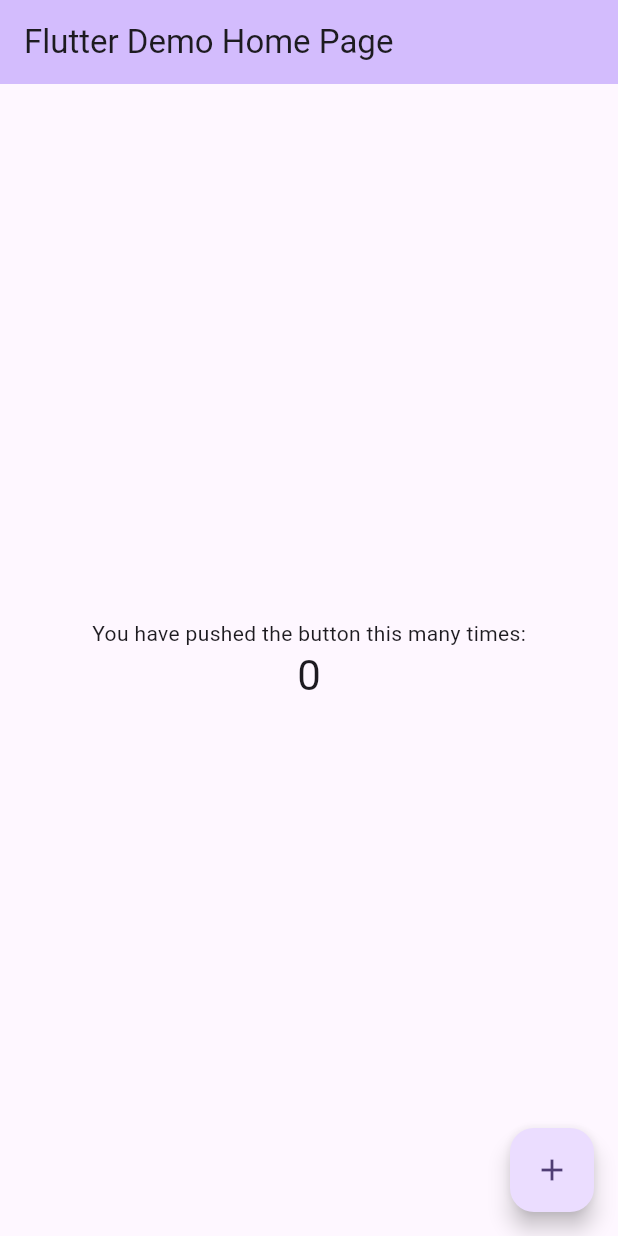
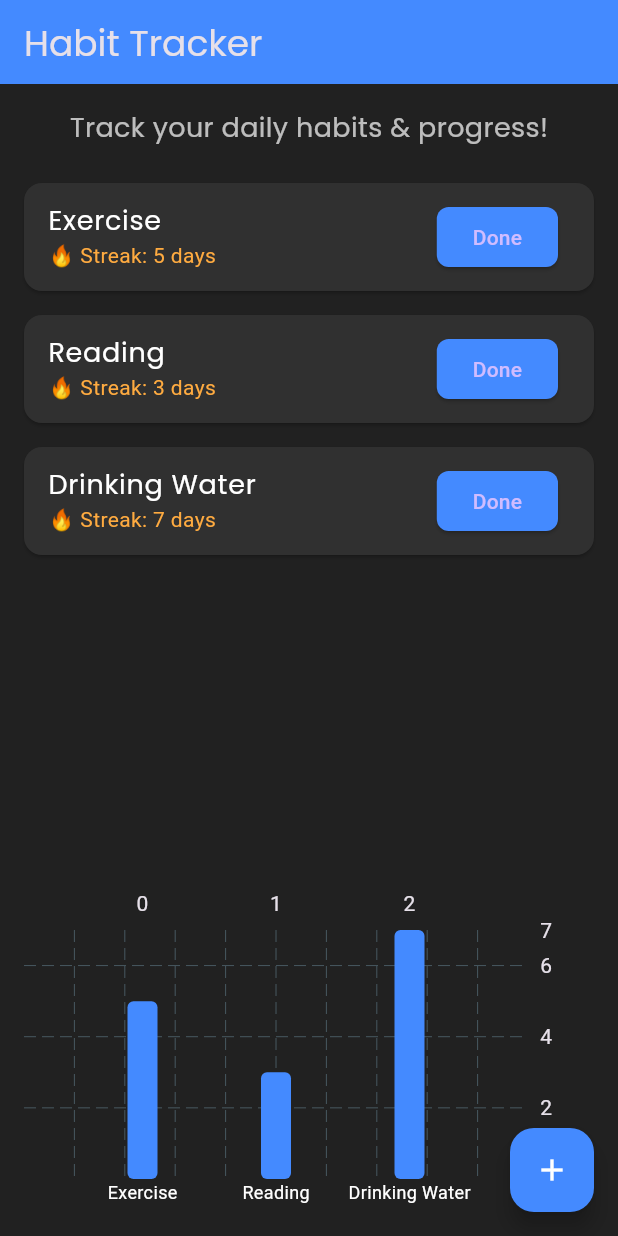
Before and after one commit to kamuluru1/Habit_tracker_app, a Flutter app: the screen it shows after launch, on a phone screen of 412 x 824 dp. Run offline on Flutter 3.47's test engine with Material 3 defaults, Android fonts, the light colour scheme and no system bars; drawn by our look-alikes of fl_chart; our stand-ins replace google_fonts.

Commit message:
frontend design and habit functionality added

```diff
--- a/lib/main.dart
+++ b/lib/main.dart
@@ -1,122 +1,190 @@
 import 'package:flutter/material.dart';
+import 'package:fl_chart/fl_chart.dart';
+import 'package:google_fonts/google_fonts.dart';
 
 void main() {
-  runApp(const MyApp());
+  runApp(HabitTrackerApp());
 }
 
-class MyApp extends StatelessWidget {
-  const MyApp({super.key});
-
-  // This widget is the root of your application.
+class HabitTrackerApp extends StatelessWidget {
   @override
   Widget build(BuildContext context) {
     return MaterialApp(
-      title: 'Flutter Demo',
-      theme: ThemeData(
-        // This is the theme of your application.
-        //
-        // TRY THIS: Try running your application with "flutter run". You'll see
-        // the application has a purple toolbar. Then, without quitting the app,
-        // try changing the seedColor in the colorScheme below to Colors.green
-        // and then invoke "hot reload" (save your changes or press the "hot
-        // reload" button in a Flutter-supported IDE, or press "r" if you used
-        // the command line to start the app).
-        //
-        // Notice that the counter didn't reset back to zero; the application
-        // state is not lost during the reload. To reset the state, use hot
-        // restart instead.
-        //
-        // This works for code too, not just values: Most code changes can be
-        // tested with just a hot reload.
-        colorScheme: ColorScheme.fromSeed(seedColor: Colors.deepPurple),
+      debugShowCheckedModeBanner: false,
+      title: 'Habit Tracker',
+      theme: ThemeData.dark().copyWith(
+        primaryColor: Colors.blueAccent,
       ),
-      home: const MyHomePage(title: 'Flutter Demo Home Page'),
+      home: HabitHomePage(),
     );
   }
 }
 
-class MyHomePage extends StatefulWidget {
-  const MyHomePage({super.key, required this.title});
-
-  // This widget is the home page of your application. It is stateful, meaning
-  // that it has a State object (defined below) that contains fields that affect
-  // how it looks.
-
-  // This class is the configuration for the state. It holds the values (in this
-  // case the title) provided by the parent (in this case the App widget) and
-  // used by the build method of the State. Fields in a Widget subclass are
-  // always marked "final".
-
-  final String title;
-
+class HabitHomePage extends StatefulWidget {
   @override
-  State<MyHomePage> createState() => _MyHomePageState();
+  _HabitHomePageState createState() => _HabitHomePageState();
 }
 
-class _MyHomePageState extends State<MyHomePage> {
-  int _counter = 0;
+class _HabitHomePageState extends State<HabitHomePage> {
+  List<String> habits = ["Exercise", "Reading", "Drinking Water"];
+  Map<String, int> habitStreaks = {
+    "Exercise": 5,
+    "Reading": 3,
+    "Drinking Water": 7
+  };
 
-  void _incrementCounter() {
+  void _addHabitDialog() {
+    TextEditingController habitController = TextEditingController();
+    showDialog(
+      context: context,
+      builder: (context) {
+        return AlertDialog(
+          title: Text("Add New Habit"),
+          content: TextField(
+            controller: habitController,
+            decoration: InputDecoration(hintText: "Enter habit name"),
+          ),
+          actions: [
+            TextButton(
+              onPressed: () {
+                if (habitController.text.isNotEmpty) {
+                  setState(() {
+                    habits.add(habitController.text);
+                    habitStreaks[habitController.text] = 0;
+                  });
+                }
+                Navigator.pop(context);
+              },
+              child: Text("Add"),
+            )
+          ],
+        );
+      },
+    );
+  }
+
+  void _markHabitCompleted(String habit) {
     setState(() {
-      // This call to setState tells the Flutter framework that something has
-      // changed in this State, which causes it to rerun the build method below
-      // so that the display can reflect the updated values. If we changed
-      // _counter without calling setState(), then the build method would not be
-      // called again, and so nothing would appear to happen.
-      _counter++;
+      habitStreaks[habit] = (habitStreaks[habit] ?? 0) + 1;
     });
   }
 
   @override
   Widget build(BuildContext context) {
-    // This method is rerun every time setState is called, for instance as done
-    // by the _incrementCounter method above.
-    //
-    // The Flutter framework has been optimized to make rerunning build methods
-    // fast, so that you can just rebuild anything that needs updating rather
-    // than having to individually change instances of widgets.
     return Scaffold(
+      backgroundColor: Colors.grey[900],
       appBar: AppBar(
-        // TRY THIS: Try changing the color here to a specific color (to
-        // Colors.amber, perhaps?) and trigger a hot reload to see the AppBar
-        // change color while the other colors stay the same.
-        backgroundColor: Theme.of(context).colorScheme.inversePrimary,
-        // Here we take the value from the MyHomePage object that was created by
-        // the App.build method, and use it to set our appbar title.
-        title: Text(widget.title),
+        title: Text(
+          "Habit Tracker",
+          style: GoogleFonts.poppins(fontSize: 24),
+        ),
+        backgroundColor: Colors.blueAccent,
       ),
-      body: Center(
-        // Center is a layout widget. It takes a single child and positions it
-        // in the middle of the parent.
-        child: Column(
-          // Column is also a layout widget. It takes a list of children and
-          // arranges them vertically. By default, it sizes itself to fit its
-          // children horizontally, and tries to be as tall as its parent.
-          //
-          // Column has various properties to control how it sizes itself and
-          // how it positions its children. Here we use mainAxisAlignment to
-          // center the children vertically; the main axis here is the vertical
-          // axis because Columns are vertical (the cross axis would be
-          // horizontal).
-          //
-          // TRY THIS: Invoke "debug painting" (choose the "Toggle Debug Paint"
-          // action in the IDE, or press "p" in the console), to see the
-          // wireframe for each widget.
-          mainAxisAlignment: MainAxisAlignment.center,
-          children: <Widget>[
-            const Text('You have pushed the button this many times:'),
-            Text(
-              '$_counter',
-              style: Theme.of(context).textTheme.headlineMedium,
+      body: Column(
+        children: [
+          Padding(
+            padding: const EdgeInsets.all(16.0),
+            child: Text(
+              "Track your daily habits & progress!",
+              style: GoogleFonts.poppins(fontSize: 18, color: Colors.white70),
             ),
-          ],
+          ),
+          Expanded(
+            child: ListView.builder(
+              itemCount: habits.length,
+              itemBuilder: (context, index) {
+                return HabitCard(
+                  habit: habits[index],
+                  streak: habitStreaks[habits[index]] ?? 0,
+                  onComplete: () => _markHabitCompleted(habits[index]),
+                );
+              },
+            ),
+          ),
+          _buildChart(),
+        ],
+      ),
+      floatingActionButton: FloatingActionButton(
+        onPressed: _addHabitDialog,
+        backgroundColor: Colors.blueAccent,
+        child: Icon(Icons.add, color: Colors.white),
+      ),
+    );
+  }
+
+  Widget _buildChart() {
+    return Container(
+      height: 250,
+      padding: EdgeInsets.all(16),
+      child: BarChart(
+        BarChartData(
+          barGroups: habitStreaks.entries.map((entry) {
+            return BarChartGroupData(
+              x: habits.indexOf(entry.key),
+              barRods: [
+                BarChartRodData(
+                  toY: entry.value.toDouble(),
+                  color: Colors.blueAccent,
+                  width: 20,
+                  borderRadius: BorderRadius.circular(4),
+                )
+              ],
+            );
+          }).toList(),
+          borderData: FlBorderData(show: false),
+          titlesData: FlTitlesData(
+            bottomTitles: AxisTitles(
+              sideTitles: SideTitles(
+                showTitles: true,
+                getTitlesWidget: (value, _) {
+                  return Text(
+                    habits[value.toInt()],
+                    style: TextStyle(color: Colors.white, fontSize: 12),
+                  );
+                },
+              ),
+            ),
+            leftTitles: AxisTitles(
+              sideTitles: SideTitles(showTitles: false),
+            ),
+          ),
         ),
       ),
-      floatingActionButton: FloatingActionButton(
-        onPressed: _incrementCounter,
-        tooltip: 'Increment',
-        child: const Icon(Icons.add),
-      ), // This trailing comma makes auto-formatting nicer for build methods.
     );
   }
 }
+
+class HabitCard extends StatelessWidget {
+  final String habit;
+  final int streak;
+  final VoidCallback onComplete;
+
+  HabitCard({required this.habit, required this.streak, required this.onComplete});
+
+  @override
+  Widget build(BuildContext context) {
+    return Card(
+      color: Colors.grey[850],
+      margin: EdgeInsets.symmetric(vertical: 8, horizontal: 16),
+      shape: RoundedRectangleBorder(borderRadius: BorderRadius.circular(12)),
+      child: ListTile(
+        title: Text(
+          habit,
+          style: GoogleFonts.poppins(fontSize: 18, color: Colors.white),
+        ),
+        subtitle: Text(
+          "🔥 Streak: $streak days",
+          style: TextStyle(color: Colors.orangeAccent),
+        ),
+        trailing: ElevatedButton(
+          onPressed: onComplete,
+          style: ElevatedButton.styleFrom(
+            backgroundColor: Colors.blueAccent,
+            shape: RoundedRectangleBorder(borderRadius: BorderRadius.circular(8)),
+          ),
+          child: Text("Done"),
+        ),
+      ),
+    );
+  }
+}
--- a/pubspec.yaml
+++ b/pubspec.yaml
@@ -2,7 +2,7 @@
 description: "A new Flutter project."
 # The following line prevents the package from being accidentally published to
 # pub.dev using `flutter pub publish`. This is preferred for private packages.
-publish_to: 'none' # Remove this line if you wish to publish to pub.dev
+publish_to: "none" # Remove this line if you wish to publish to pub.dev
 
 # The following defines the version and build number for your application.
 # A version number is three numbers separated by dots, like 1.2.43
@@ -34,6 +34,9 @@
   # The following adds the Cupertino Icons font to your application.
   # Use with the CupertinoIcons class for iOS style icons.
   cupertino_icons: ^1.0.8
+  fl_chart: ^0.63.0 # For charts
+  flutter_local_notifications: ^16.3.0 # For notifications
+  google_fonts: ^6.1.0
 
 dev_dependencies:
   flutter_test:
@@ -51,7 +54,6 @@
 
 # The following section is specific to Flutter packages.
 flutter:
-
   # The following line ensures that the Material Icons font is
   # included with your application, so that you can use the icons in
   # the material Icons class.
```
Also changed, not shown: pubspec.lock, 1 other file.
